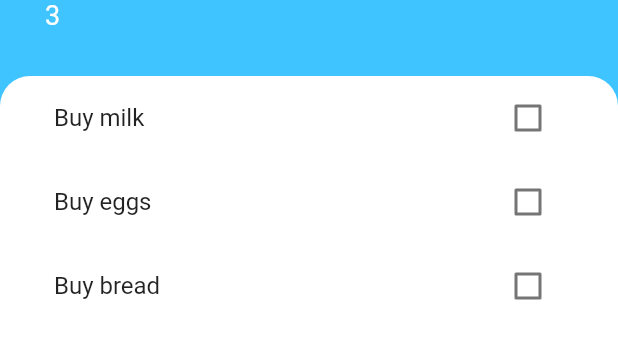
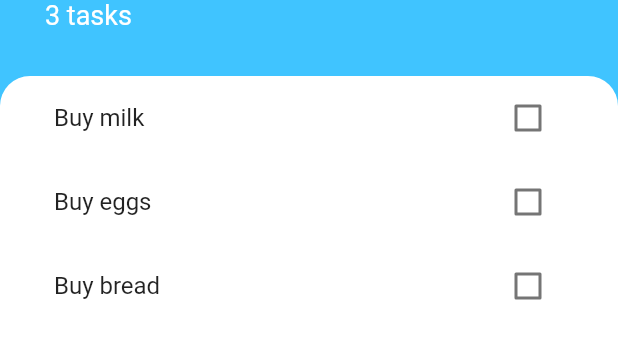
Before and after one commit to junelbug/todoey, a Flutter app: the screen it shows after launch, on a phone screen of 412 x 824 dp, the part 284-643 px from its top. Run offline on Flutter 3.47's test engine with Material 2 defaults, Android fonts, the phone set to English and light mode, and no system bars.

Commit message:
title edited

```diff
--- a/lib/screens/task_screen.dart
+++ b/lib/screens/task_screen.dart
@@ -61,7 +61,7 @@ class _TasksScreenState extends State<TasksScreen> {
                         fontSize: 50),
                   ),
                   Text(
-                    '${Provider.of<TaskData>(context, listen: true).taskCount}',
+                    '${Provider.of<TaskData>(context, listen: true).taskCount} tasks',
                     style: TextStyle(
                       color: Colors.white,
                       fontSize: 18,
```
